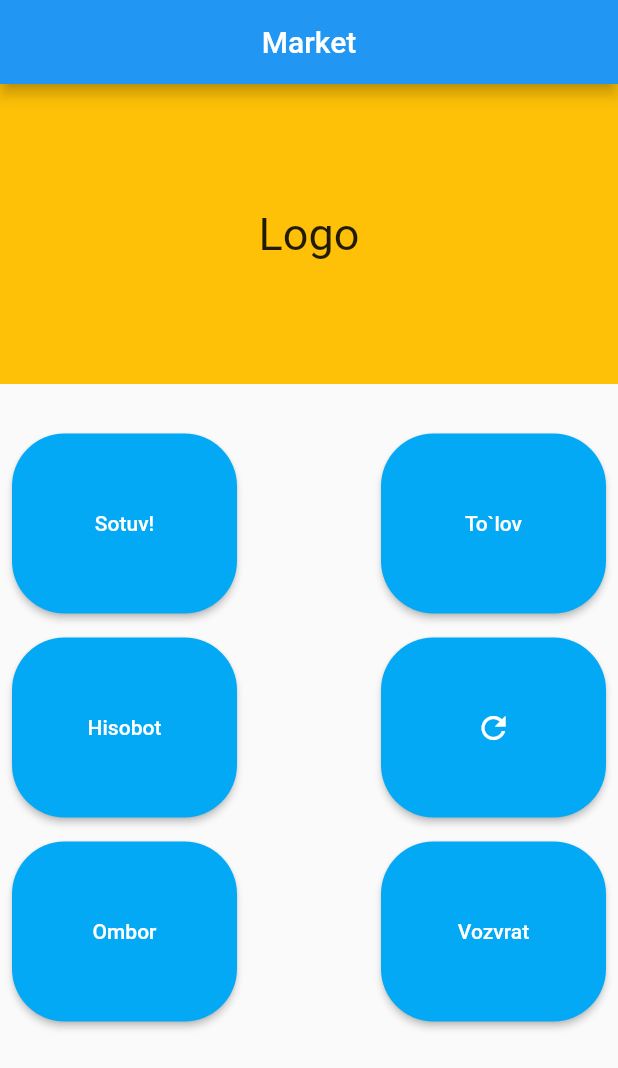
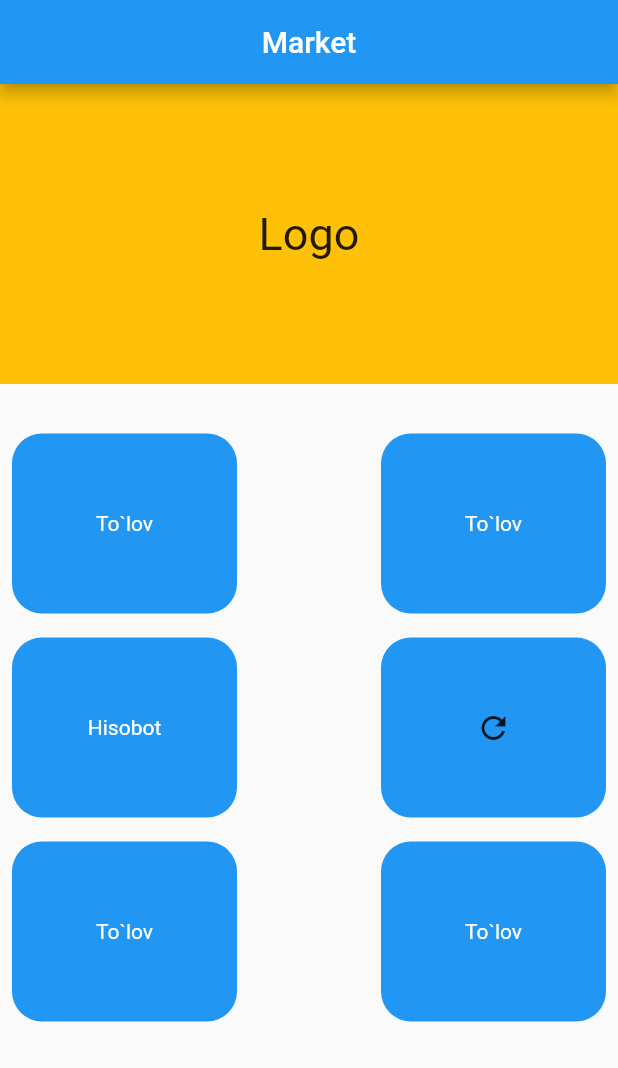
Before and after one commit to Hikmatullohprogramist/shop_app, a Flutter app: the screen it shows after launch, on a phone screen of 412 x 824 dp. Shown: the top 1068 px of the screen. Run offline on Flutter 3.47's test engine with Material 2 defaults, Android fonts, the phone set to English and light mode, and no system bars; drawn by our look-alikes of rounded_loading_button; our stand-ins replace dio, flutter_staggered_animations.

Commit message:
create other page and fixed problems

```diff
--- a/lib/pages/home_page.dart
+++ b/lib/pages/home_page.dart
@@ -3,6 +3,7 @@ import 'dart:async';
 import 'package:flutter/material.dart';
 import 'package:rounded_loading_button/rounded_loading_button.dart';
 import 'package:shop_app/pages/products.dart';
+import 'package:shop_app/pages/sell_page.dart';
 
 class HomePage extends StatelessWidget {
   final RoundedLoadingButtonController _btnController =
@@ -12,7 +13,7 @@ class HomePage extends StatelessWidget {
     Timer(
       Duration(seconds: 3),
       () {
-        _btnController.success();
+        // _btnController.success();
       },
     );
   }
@@ -47,21 +48,40 @@ class HomePage extends StatelessWidget {
                 child: Row(
                   mainAxisAlignment: MainAxisAlignment.spaceBetween,
                   children: [
-                    RoundedLoadingButton(
+                    GestureDetector(
+                      // onTap: _doSomething,
+                      onTap: () {
+                        Navigator.push(
+                          context,
+                          MaterialPageRoute(
+                              builder: (context) => const SellPage()),
+                        );
+                      },
+                      child: Container(
                         width: 150,
                         height: 120,
-                      child:
-                          Text('Sotuv!', style: TextStyle(color: Colors.white)),
-                      controller: _btnController,
-                      onPressed: _doSomething,
+                        decoration: BoxDecoration(
+                            color: Colors.blue,
+                            borderRadius: BorderRadius.circular(20)),
+                        child: const Center(
+                          child: Text('To`lov',
+                              style: TextStyle(color: Colors.white)),
                         ),
-                    RoundedLoadingButton(
+                      ),
+                    ),
+                    GestureDetector(
+                      onTap: _doSomething,
+                      child: Container(
                         width: 150,
                         height: 120,
-                      child:
-                          Text('To`lov', style: TextStyle(color: Colors.white)),
-                      controller: _btnController,
-                      onPressed: _doSomething,
+                        decoration: BoxDecoration(
+                            color: Colors.blue,
+                            borderRadius: BorderRadius.circular(20)),
+                        child: const Center(
+                          child: Text('To`lov',
+                              style: TextStyle(color: Colors.white)),
+                        ),
+                      ),
                     ),
                   ],
                 ),
@@ -71,23 +91,32 @@ class HomePage extends StatelessWidget {
                 child: Row(
                   mainAxisAlignment: MainAxisAlignment.spaceBetween,
                   children: [
-                    RoundedLoadingButton(
+                    GestureDetector(
+                      onTap: _doSomething,
+                      child: Container(
                         width: 150,
                         height: 120,
+                        decoration: BoxDecoration(
+                            color: Colors.blue,
+                            borderRadius: BorderRadius.circular(20)),
+                        child: const Center(
                           child: Text('Hisobot',
                               style: TextStyle(color: Colors.white)),
-                      controller: _btnController,
-                      onPressed: _doSomething,
                         ),
-                    RoundedLoadingButton(
+                      ),
+                    ),
+                    GestureDetector(
+                      onTap: _doSomething,
+                      child: Container(
                         width: 150,
                         height: 120,
-                      child: IconButton(
-                        onPressed: () {},
-                        icon: Icon(Icons.refresh),
+                        decoration: BoxDecoration(
+                            color: Colors.blue,
+                            borderRadius: BorderRadius.circular(20)),
+                        child: const Center(
+                          child: Icon(Icons.refresh),
                         ),
-                      controller: _btnController,
-                      onPressed: _doSomething,
+                      ),
                     ),
                   ],
                 ),
@@ -97,27 +126,40 @@ class HomePage extends StatelessWidget {
                 child: Row(
                   mainAxisAlignment: MainAxisAlignment.spaceBetween,
                   children: [
-                    RoundedLoadingButton(
-                      width: 150,
-                      height: 120,
-                      child:
-                          Text('Ombor', style: TextStyle(color: Colors.white)),
-                      controller: _btnController,
-                      onPressed: () {
+                    GestureDetector(
+                      // onTap: _doSomething,
+                      onTap: () {
                         Navigator.push(
                           context,
                           MaterialPageRoute(
                               builder: (context) => const ProductsList()),
                         );
                       },
-                    ),
-                    RoundedLoadingButton(
+                      child: Container(
                         width: 150,
                         height: 120,
-                      child: Text('Vozvrat',
+                        decoration: BoxDecoration(
+                            color: Colors.blue,
+                            borderRadius: BorderRadius.circular(20)),
+                        child: const Center(
+                          child: Text('To`lov',
                               style: TextStyle(color: Colors.white)),
-                      controller: _btnController,
-                      onPressed: _doSomething,
+                        ),
+                      ),
+                    ),
+                    GestureDetector(
+                      onTap: _doSomething,
+                      child: Container(
+                        width: 150,
+                        height: 120,
+                        decoration: BoxDecoration(
+                            color: Colors.blue,
+                            borderRadius: BorderRadius.circular(20)),
+                        child: const Center(
+                          child: Text('To`lov',
+                              style: TextStyle(color: Colors.white)),
+                        ),
+                      ),
                     ),
                   ],
                 ),
--- a/lib/services/models/product_model.dart
+++ b/lib/services/models/product_model.dart
@@ -1,7 +1,7 @@
 import 'dart:convert';
 
-List<Product> productFromJson(dynamic str) =>
-    List<Product>.from(str.map((x) => Product.fromJson(x)));
+List<Product> productFromJson(String str) =>
+    List<Product>.from(json.decode(str).map((x) => Product.fromJson(x)));
 
 String productToJson(List<Product> data) =>
     json.encode(List<dynamic>.from(data.map((x) => x.toJson())));
```
Also changed, not shown: lib/pages/page.dart (added, +66 -0 lines), lib/pages/products.dart (+4 -3 lines), lib/pages/sell_page.dart (added, +112 -0 lines). Lines whose indentation alone changed are shown as unchanged.
